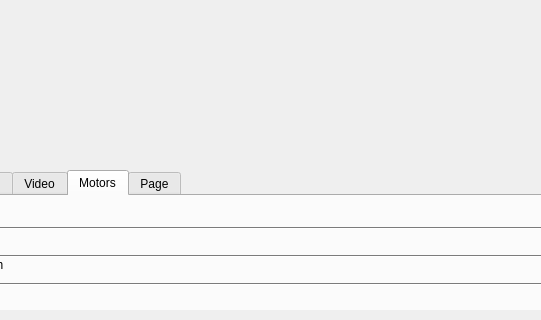
Old version of the form src/Qt_gui_test/src/mainwindow.ui in the repository ideallic/yammar_ws; both pictures show x 160 to 701 and y 0 to 320 of the 1272 by 796 pixel window.
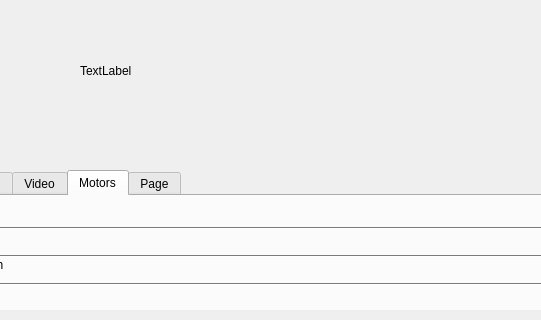
New version of the form. The open tabs and pages were chosen to show the change.

Diff of the .ui file:
```diff
--- a/src/Qt_gui_test/src/mainwindow.ui
+++ b/src/Qt_gui_test/src/mainwindow.ui
@@ -427,6 +427,19 @@
      </attribute>
     </widget>
    </widget>
+   <widget class="QLabel" name="label_camera">
+    <property name="geometry">
+     <rect>
+      <x>240</x>
+      <y>20</y>
+      <width>381</width>
+      <height>101</height>
+     </rect>
+    </property>
+    <property name="text">
+     <string>TextLabel</string>
+    </property>
+   </widget>
   </widget>
   <widget class="QMenuBar" name="menubar">
    <property name="geometry">
```
Left out of the diff: 29 changed lines with no effect on the pictures.
